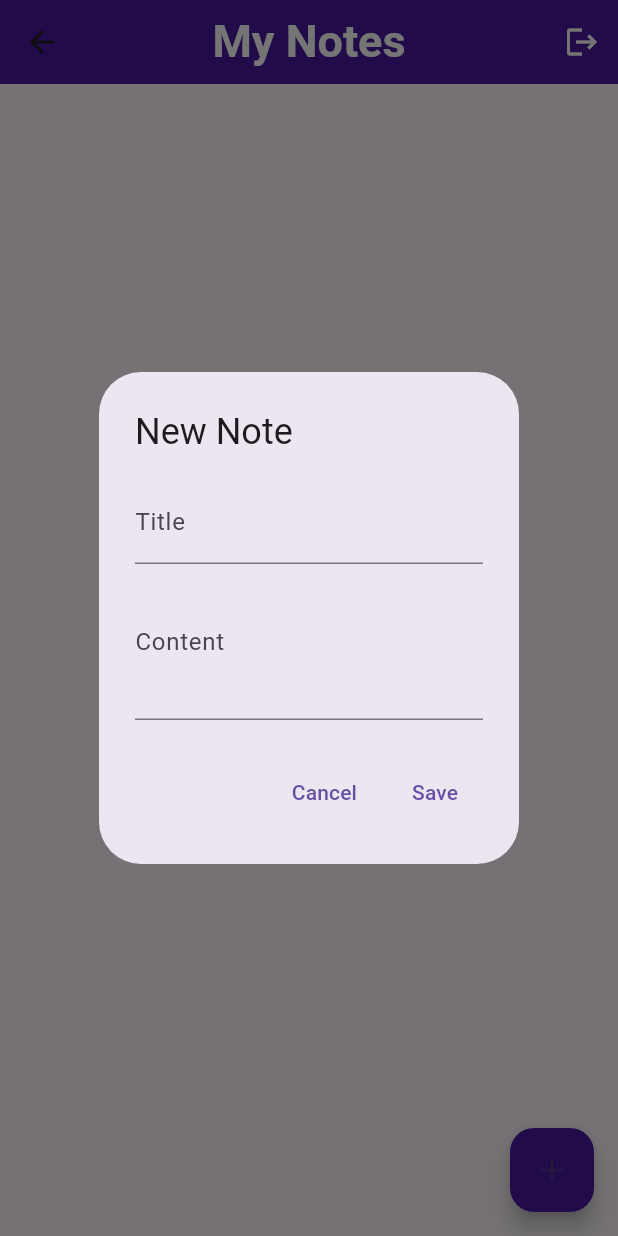
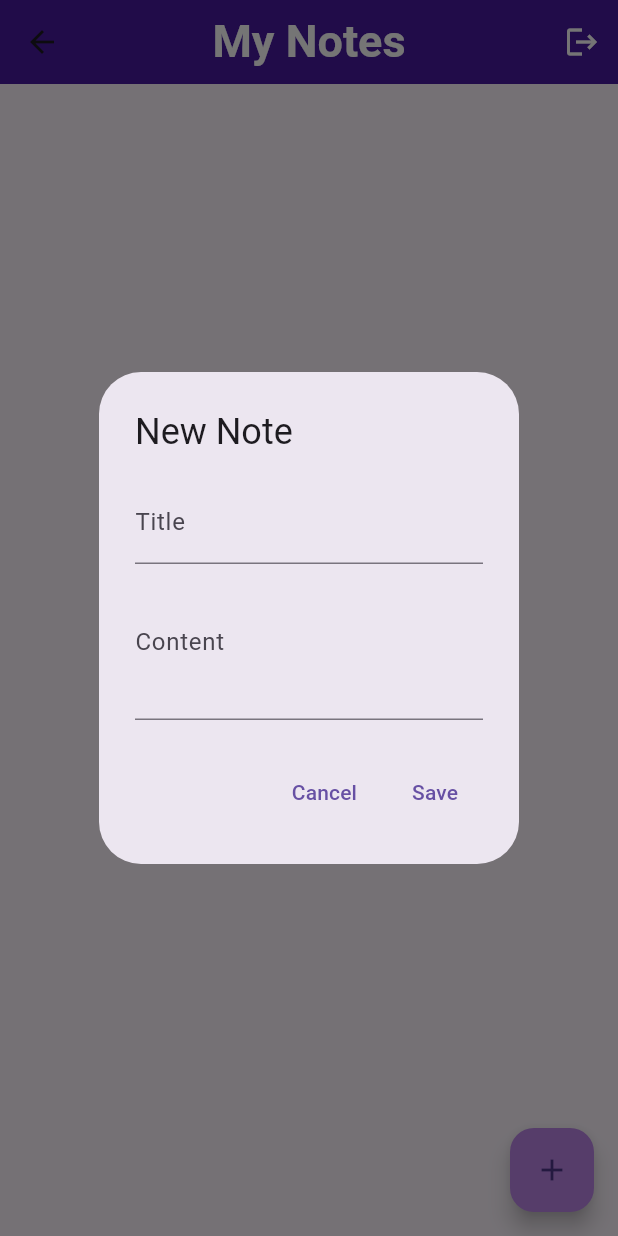
Before and after one commit to keepitfoxy/MyFirstFlutterApp, a Flutter app: the HomeView screen opened by its route, after a tap on the "add" icon, on a phone screen of 412 x 824 dp. Run offline on Flutter 3.47's test engine with Material 3 defaults, Android fonts, the phone set to English and light mode, and no system bars; our stand-ins replace firebase_core, firebase_database, shared_preferences, sqflite; accounts and stored records are empty.

```diff
--- a/lib/views/home/home_view.dart
+++ b/lib/views/home/home_view.dart
@@ -192,14 +192,23 @@ class _HomeViewState extends State<HomeView> {
       ),
       body: notes.isEmpty
           ? const Center(child: Text('No notes available. Add one!'))
-          : NoteList(
-        notes: notes,
-        onEdit: _editNoteDialog,
-        onDelete: _deleteNoteConfirmation,
+          : SingleChildScrollView(
+        child: Padding(
+          padding: const EdgeInsets.symmetric(horizontal: 10),
+          child: Column(
+            children: [
+              NoteList(
+                notes: notes,
+                onEdit: _editNoteDialog,
+                onDelete: _deleteNoteConfirmation,
+              ),
+            ],
+          ),
+        ),
       ),
       floatingActionButton: FloatingActionButton(
         onPressed: () => _addNoteDialog(context),
-        backgroundColor: MyColors.purpleColor,
+        backgroundColor: MyColors.lilacColor,
         child: const Icon(Icons.add),
       ),
     );
```
